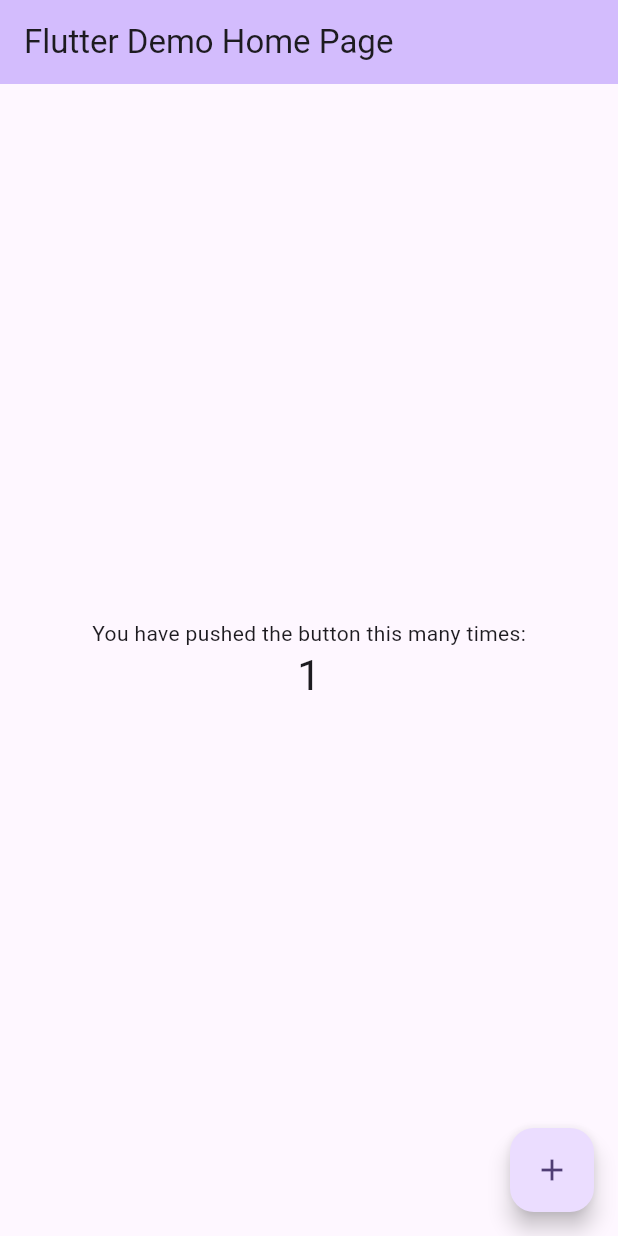
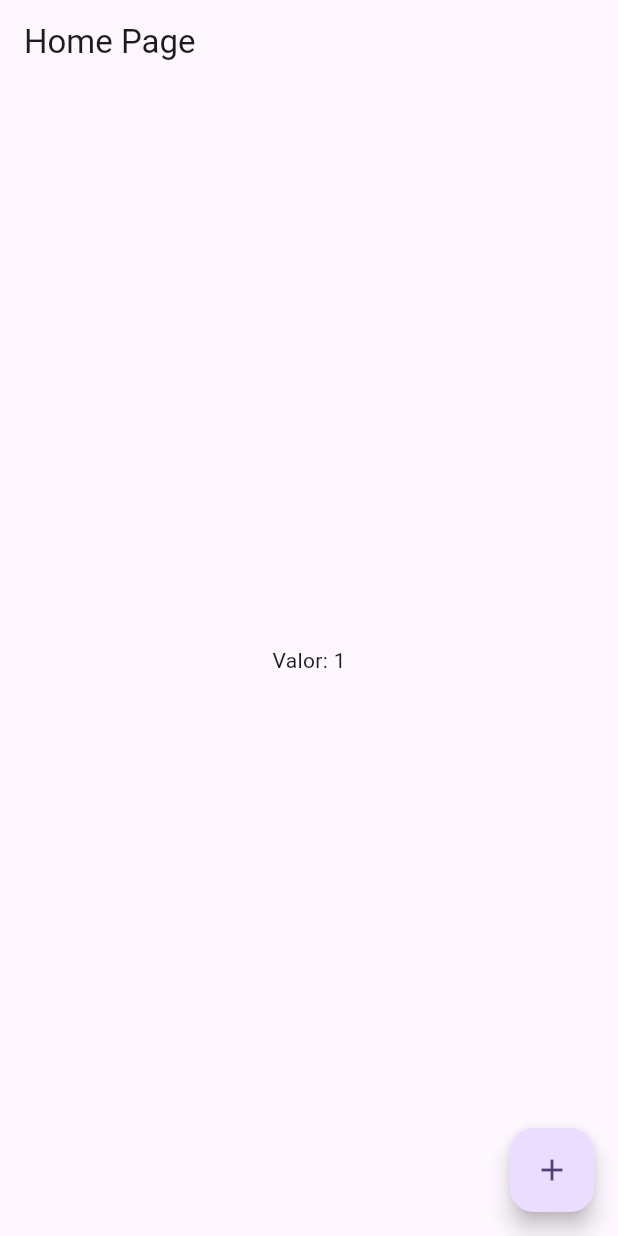
Before and after one commit to lazaroalexandre/mobx_zero_to_hero, a Flutter app: the screen it shows after launch, after a tap on the "add" icon, on a phone screen of 412 x 824 dp. Run offline on Flutter 3.47's test engine with Material 3 defaults, Android fonts, the phone set to English and light mode, and no system bars; our stand-ins replace flutter_mobx, mobx; generated files the repository leaves out were written again.

Commit message:
Gerenciando o estado de um contador com o mobx

```diff
--- a/lib/main.dart
+++ b/lib/main.dart
@@ -1,125 +1,6 @@
 import 'package:flutter/material.dart';
+import 'package:mobx_zero_to_hero/src/app_widget.dart';
 
 void main() {
-  runApp(const MyApp());
+  runApp(const AppWidget());
 }
-
-class MyApp extends StatelessWidget {
-  const MyApp({super.key});
-
-  // This widget is the root of your application.
-  @override
-  Widget build(BuildContext context) {
-    return MaterialApp(
-      title: 'Flutter Demo',
-      theme: ThemeData(
-        // This is the theme of your application.
-        //
-        // TRY THIS: Try running your application with "flutter run". You'll see
-        // the application has a purple toolbar. Then, without quitting the app,
-        // try changing the seedColor in the colorScheme below to Colors.green
-        // and then invoke "hot reload" (save your changes or press the "hot
-        // reload" button in a Flutter-supported IDE, or press "r" if you used
-        // the command line to start the app).
-        //
-        // Notice that the counter didn't reset back to zero; the application
-        // state is not lost during the reload. To reset the state, use hot
-        // restart instead.
-        //
-        // This works for code too, not just values: Most code changes can be
-        // tested with just a hot reload.
-        colorScheme: ColorScheme.fromSeed(seedColor: Colors.deepPurple),
-        useMaterial3: true,
-      ),
-      home: const MyHomePage(title: 'Flutter Demo Home Page'),
-    );
-  }
-}
-
-class MyHomePage extends StatefulWidget {
-  const MyHomePage({super.key, required this.title});
-
-  // This widget is the home page of your application. It is stateful, meaning
-  // that it has a State object (defined below) that contains fields that affect
-  // how it looks.
-
-  // This class is the configuration for the state. It holds the values (in this
-  // case the title) provided by the parent (in this case the App widget) and
-  // used by the build method of the State. Fields in a Widget subclass are
-  // always marked "final".
-
-  final String title;
-
-  @override
-  State<MyHomePage> createState() => _MyHomePageState();
-}
-
-class _MyHomePageState extends State<MyHomePage> {
-  int _counter = 0;
-
-  void _incrementCounter() {
-    setState(() {
-      // This call to setState tells the Flutter framework that something has
-      // changed in this State, which causes it to rerun the build method below
-      // so that the display can reflect the updated values. If we changed
-      // _counter without calling setState(), then the build method would not be
-      // called again, and so nothing would appear to happen.
-      _counter++;
-    });
-  }
-
-  @override
-  Widget build(BuildContext context) {
-    // This method is rerun every time setState is called, for instance as done
-    // by the _incrementCounter method above.
-    //
-    // The Flutter framework has been optimized to make rerunning build methods
-    // fast, so that you can just rebuild anything that needs updating rather
-    // than having to individually change instances of widgets.
-    return Scaffold(
-      appBar: AppBar(
-        // TRY THIS: Try changing the color here to a specific color (to
-        // Colors.amber, perhaps?) and trigger a hot reload to see the AppBar
-        // change color while the other colors stay the same.
-        backgroundColor: Theme.of(context).colorScheme.inversePrimary,
-        // Here we take the value from the MyHomePage object that was created by
-        // the App.build method, and use it to set our appbar title.
-        title: Text(widget.title),
-      ),
-      body: Center(
-        // Center is a layout widget. It takes a single child and positions it
-        // in the middle of the parent.
-        child: Column(
-          // Column is also a layout widget. It takes a list of children and
-          // arranges them vertically. By default, it sizes itself to fit its
-          // children horizontally, and tries to be as tall as its parent.
-          //
-          // Column has various properties to control how it sizes itself and
-          // how it positions its children. Here we use mainAxisAlignment to
-          // center the children vertically; the main axis here is the vertical
-          // axis because Columns are vertical (the cross axis would be
-          // horizontal).
-          //
-          // TRY THIS: Invoke "debug painting" (choose the "Toggle Debug Paint"
-          // action in the IDE, or press "p" in the console), to see the
-          // wireframe for each widget.
-          mainAxisAlignment: MainAxisAlignment.center,
-          children: <Widget>[
-            const Text(
-              'You have pushed the button this many times:',
-            ),
-            Text(
-              '$_counter',
-              style: Theme.of(context).textTheme.headlineMedium,
-            ),
-          ],
-        ),
-      ),
-      floatingActionButton: FloatingActionButton(
-        onPressed: _incrementCounter,
-        tooltip: 'Increment',
-        child: const Icon(Icons.add),
-      ), // This trailing comma makes auto-formatting nicer for build methods.
-    );
-  }
-}
--- /dev/null
+++ b/lib/src/app_widget.dart
@@ -0,0 +1,19 @@
+import 'package:flutter/material.dart';
+import 'package:mobx_zero_to_hero/src/modules/home/pages/home_page.dart';
+
+class AppWidget extends StatelessWidget {
+
+  const AppWidget({ super.key });
+
+   @override
+   Widget build(BuildContext context) {
+       return MaterialApp(
+      title: 'Flutter Demo',
+      theme: ThemeData(
+        colorScheme: ColorScheme.fromSeed(seedColor: Colors.deepPurple),
+        useMaterial3: true,
+      ),
+      home: HomePage(),
+    );
+  }
+}
--- /dev/null
+++ b/lib/src/modules/home/controllers/counter_controller.dart
@@ -0,0 +1,14 @@
+import 'package:mobx/mobx.dart';
+part 'counter_controller.g.dart';
+
+class CounterController = CounterControllerBase with _$CounterController;
+
+abstract class CounterControllerBase with Store {
+  @observable
+  int counter = 0;
+
+  @action
+  void increment() {
+    counter++;
+  }
+}
--- /dev/null
+++ b/lib/src/modules/home/pages/home_page.dart
@@ -0,0 +1,29 @@
+import 'package:flutter/material.dart';
+import 'package:flutter_mobx/flutter_mobx.dart';
+import 'package:mobx_zero_to_hero/src/modules/home/controllers/counter_controller.dart';
+
+class HomePage extends StatelessWidget {
+  HomePage({super.key});
+
+  final controller = CounterController();
+
+  @override
+  Widget build(BuildContext context) {
+    return Scaffold(
+      appBar: AppBar(
+        title: const Text('Home Page'),
+      ),
+      body: Observer(builder: (_) {
+        return Center(
+          child: Text("Valor: ${controller.counter}"),
+        );
+      }),
+      floatingActionButton: FloatingActionButton(
+        onPressed: () {
+          controller.increment();
+        },
+        child: const Icon(Icons.add),
+      ),
+    );
+  }
+}
--- a/pubspec.yaml
+++ b/pubspec.yaml
@@ -35,6 +35,10 @@ dependencies:
   # The following adds the Cupertino Icons font to your application.
   # Use with the CupertinoIcons class for iOS style icons.
   cupertino_icons: ^1.0.2
+  mobx: ^2.3.0+1
+  flutter_mobx: ^2.2.0+2
+  mobx_codegen: ^2.6.0+1
+  build_runner: ^2.4.8
 
 dev_dependencies:
   flutter_test:
```
Also changed, not shown: lib/src/modules/home/controllers/counter_controller.g.dart (added), pubspec.lock, 1 other file.
